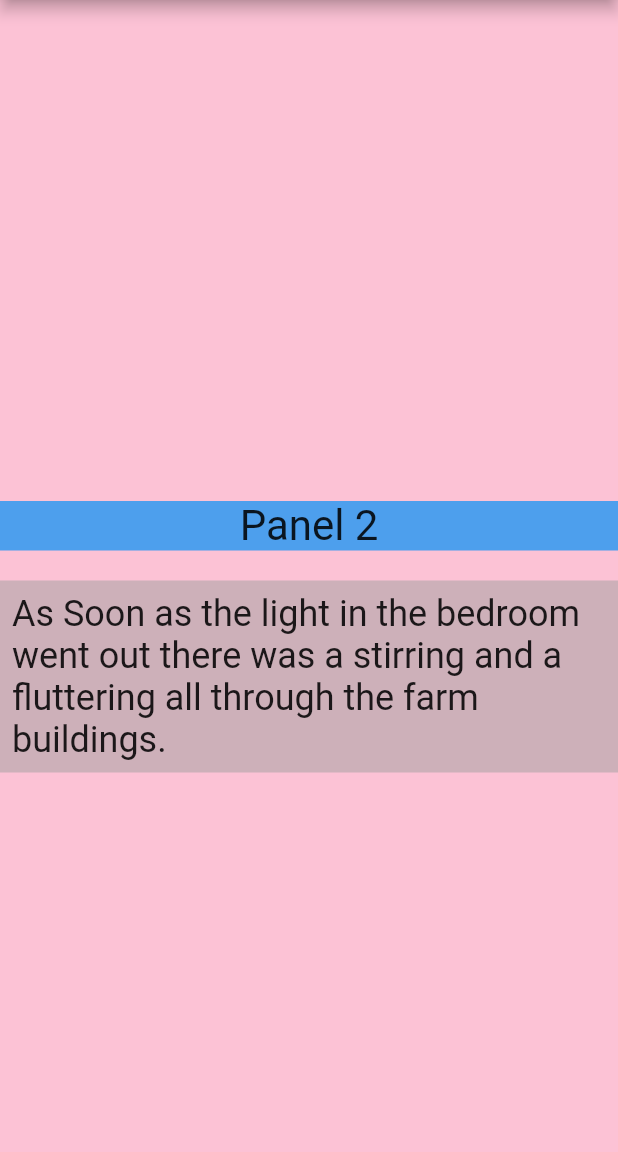
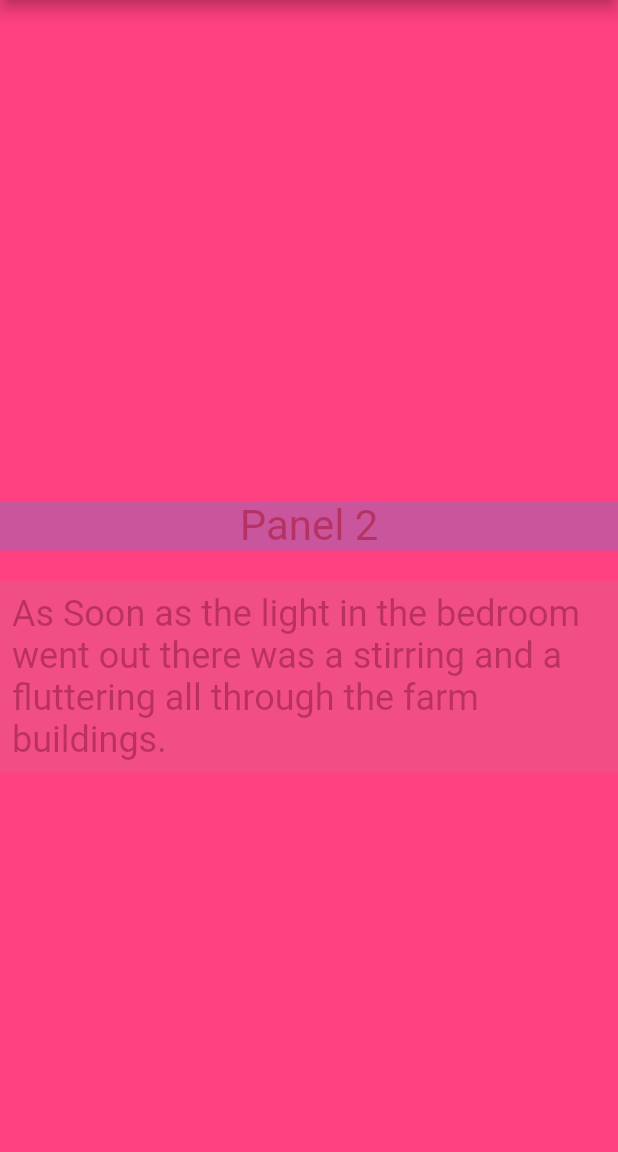
Before and after one commit to mdgspace/scrollytell, a Flutter app: the screen it shows after launch, scrolled down 576 dp, on a phone screen of 412 x 824 dp, the part 84-1236 px from its top. Run offline on Flutter 3.47's test engine with Material 2 defaults, Android fonts, the phone set to English and light mode, and no system bars.

```diff
--- a/lib/scrollytell.dart
+++ b/lib/scrollytell.dart
@@ -197,10 +197,7 @@ class _ScrollyWidgetState extends State<ScrollyWidget> {
       key: _stackKey,
       children: <Widget>[
         Positioned(
-          child: Opacity(
-            opacity: widget.opacity,
-            child: _overLayWidget,
-          )
+          child: _overLayWidget
         ),
         CustomScrollView(
           controller: _scrollController,
@@ -211,16 +208,22 @@ class _ScrollyWidgetState extends State<ScrollyWidget> {
                   SliverChildBuilderDelegate((BuildContext context, int index) {
                 if (widget.stickyChartIndex != null &&
                     index == widget.stickyChartIndex - 1) {
-                  return PanelWidget(
+                  return Opacity(
+                    opacity: widget.opacity,
+                    child: PanelWidget(
                       key: _keys[index],
                       rawPanel: widget.panels[index],
                       visible: _stickyVisibility,
+                    ),
                   );
                 } else {
-                  return PanelWidget(
+                  return Opacity(
+                    opacity: widget.opacity,
+                    child: PanelWidget(
                       key: _keys[index],
                       rawPanel: widget.panels[index],
                       visible: true,
+                    ),
                   );
                 }
               }, childCount: widget.panels.length),
```
Also changed, not shown: 1 other file. Lines whose indentation alone changed are shown as unchanged.
